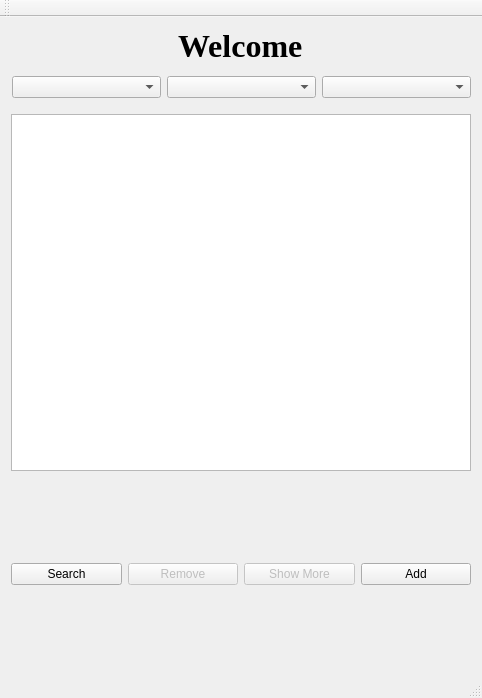
First picture: the form in mainwindow.ui, repository HKH515/VLN56, before the edit.
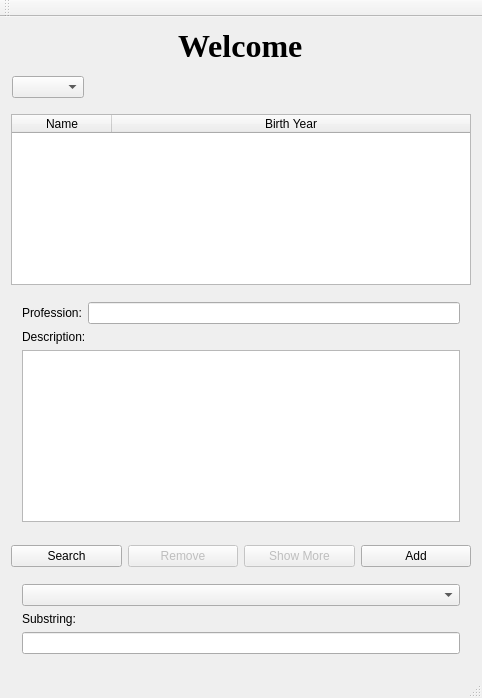
Second picture: the form after the edit.

The edit to the form file:
```diff
--- a/mainwindow.ui
+++ b/mainwindow.ui
@@ -45,15 +45,9 @@
       <property name="topMargin">
        <number>6</number>
       </property>
-      <item>
+      <item alignment="Qt::AlignLeft">
        <widget class="QComboBox" name="type_dropdown"/>
       </item>
-      <item>
-       <widget class="QComboBox" name="sort_order_dropdown"/>
-      </item>
-      <item>
-       <widget class="QComboBox" name="sort_column_dropdown"/>
-      </item>
      </layout>
     </item>
     <item>
@@ -62,22 +56,62 @@
        <number>10</number>
       </property>
       <item>
-       <widget class="QListWidget" name="listWidget"/>
+       <widget class="QTableWidget" name="table_view">
+        <property name="sortingEnabled">
+         <bool>true</bool>
+        </property>
+        <attribute name="horizontalHeaderStretchLastSection">
+         <bool>true</bool>
+        </attribute>
+        <column>
+         <property name="text">
+          <string>Name</string>
+         </property>
+        </column>
+        <column>
+         <property name="text">
+          <string>Birth Year</string>
+         </property>
+        </column>
+       </widget>
       </item>
      </layout>
     </item>
     <item>
-     <spacer name="horizontalSpacer">
-      <property name="orientation">
-       <enum>Qt::Horizontal</enum>
-      </property>
-      <property name="sizeHint" stdset="0">
-       <size>
-        <width>40</width>
-        <height>80</height>
-       </size>
-      </property>
-     </spacer>
+     <widget class="QWidget" name="see_more_view" native="true">
+      <layout class="QVBoxLayout" name="verticalLayout_3">
+       <item>
+        <layout class="QHBoxLayout" name="horizontalLayout_4">
+         <property name="leftMargin">
+          <number>0</number>
+         </property>
+         <property name="topMargin">
+          <number>0</number>
+         </property>
+         <item>
+          <widget class="QLabel" name="label_3">
+           <property name="text">
+            <string>Profession:</string>
+           </property>
+          </widget>
+         </item>
+         <item>
+          <widget class="QLineEdit" name="lineEdit"/>
+         </item>
+        </layout>
+       </item>
+       <item>
+        <widget class="QLabel" name="description">
+         <property name="text">
+          <string>Description:</string>
+         </property>
+        </widget>
+       </item>
+       <item>
+        <widget class="QTextEdit" name="description_output"/>
+       </item>
+      </layout>
+     </widget>
     </item>
     <item>
      <layout class="QHBoxLayout" name="horizontalLayout_2">
@@ -121,17 +155,23 @@
      </layout>
     </item>
     <item>
-     <spacer name="horizontalSpacer_2">
-      <property name="orientation">
-       <enum>Qt::Horizontal</enum>
-      </property>
-      <property name="sizeHint" stdset="0">
-       <size>
-        <width>20</width>
-        <height>80</height>
-       </size>
-      </property>
-     </spacer>
+     <widget class="QWidget" name="search_view" native="true">
+      <layout class="QVBoxLayout" name="verticalLayout_4">
+       <item>
+        <widget class="QComboBox" name="search_dropdown"/>
+       </item>
+       <item>
+        <widget class="QLabel" name="substring">
+         <property name="text">
+          <string>Substring:</string>
+         </property>
+        </widget>
+       </item>
+       <item>
+        <widget class="QLineEdit" name="substring_input"/>
+       </item>
+      </layout>
+     </widget>
     </item>
    </layout>
   </widget>
```
